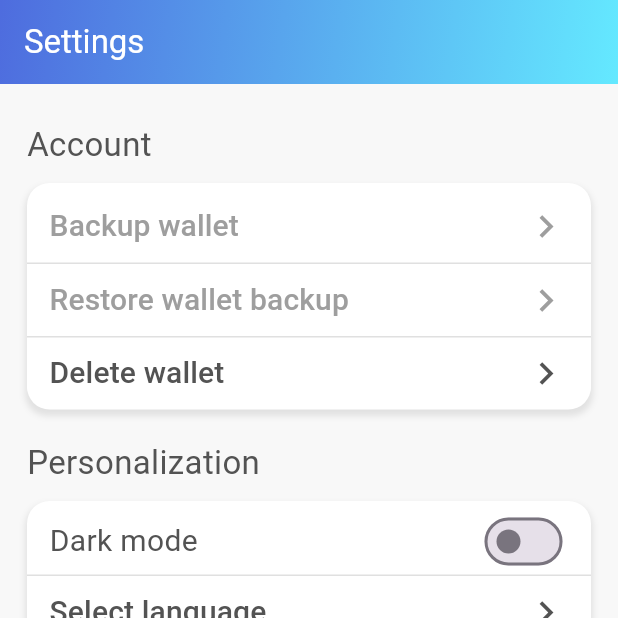
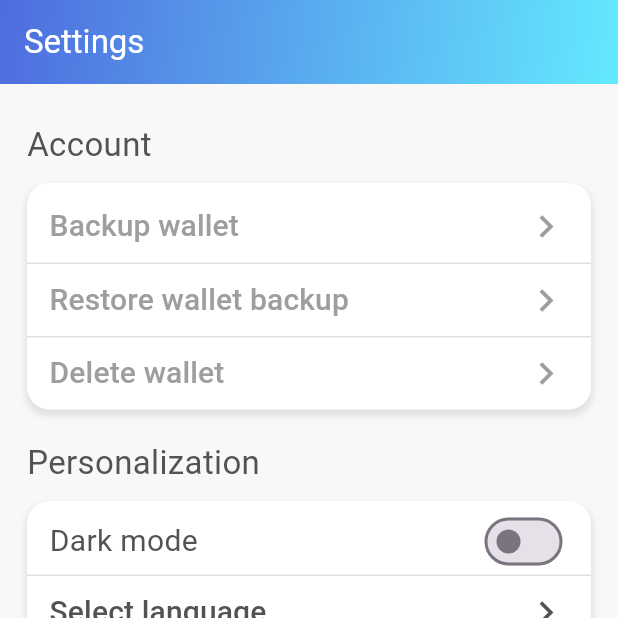
Before and after one commit to gianluca5539/simpleBTP, a Flutter app: the screen it shows after launch, item 4 of the bottom bar chosen, on a phone screen of 412 x 824 dp, the top half of it. Run offline on Flutter 3.47's test engine with Material 3 defaults, Android fonts, the phone set to English and light mode, and no system bars; our stand-ins replace fl_chart, flutter_svg, hive, hive_flutter, skeletonizer; accounts and stored records are empty; network calls fail; Roboto replaces fonts that are missing (DIN Alternate).

Commit message:
updated settings

```diff
--- a/frontend/simpleBTP/lib/SettingsPage/settingspage.dart
+++ b/frontend/simpleBTP/lib/SettingsPage/settingspage.dart
@@ -177,12 +177,14 @@ class _SettingsPageState extends State<SettingsPage> {
                         Text(
                           getString('settingsPageWalletDeleteButton'),
                           style:
-                                TextStyle(
-                              color: isDarkMode ? lightTextColor : textColor,
+                                const TextStyle(
+                              color: Colors
+                                  .grey, // isDarkMode ? lightTextColor : textColor,
                               fontSize: 20),
                         ),
-                        Icon(Icons.chevron_right,
-                            color: isDarkMode ? lightTextColor : textColor,
+                        const Icon(Icons.chevron_right,
+                            color: Colors
+                                .grey, // isDarkMode ? lightTextColor : textColor,
                             size: 30)
                       ],
                     ),
```
